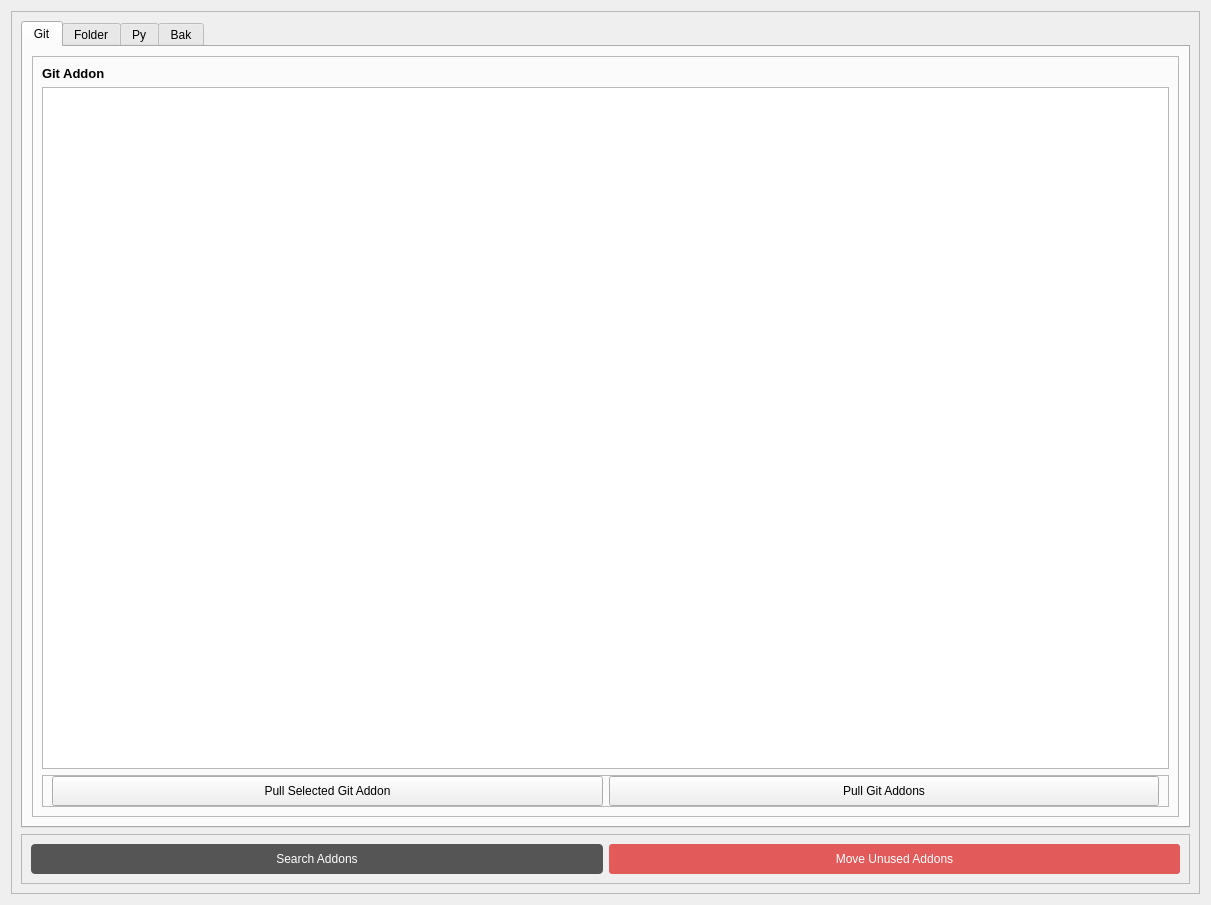
Qt form BlenderAddonManager.ui (arizeworks/AZBlenderAddonManager) before a commit.
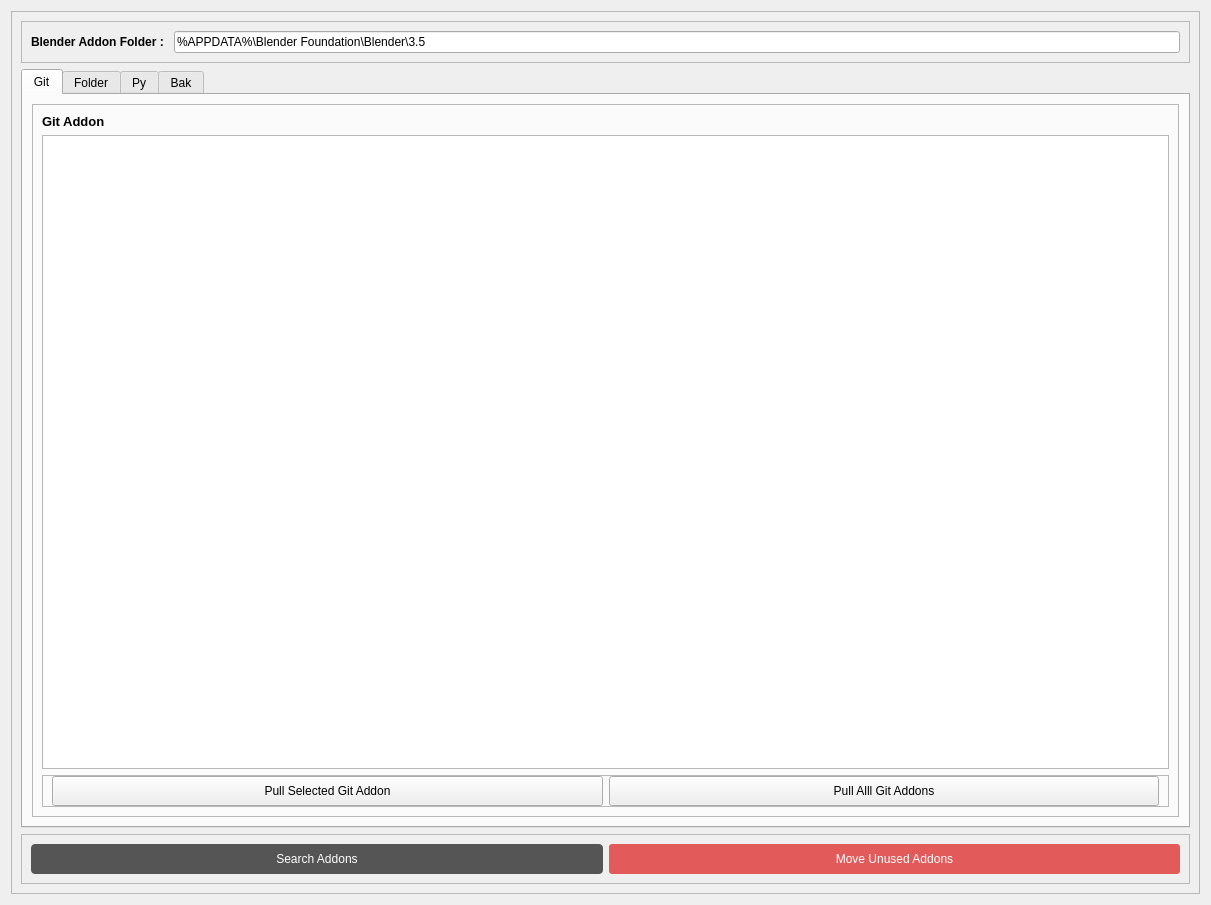
The same form after that commit. The open tabs and pages were chosen to show the change.

Patch:
```diff
--- a/BlenderAddonManager.ui
+++ b/BlenderAddonManager.ui
@@ -23,6 +23,37 @@
       <enum>QFrame::Raised</enum>
      </property>
      <layout class="QVBoxLayout" name="verticalLayout_41">
+      <item>
+       <widget class="QFrame" name="frame">
+        <property name="frameShape">
+         <enum>QFrame::StyledPanel</enum>
+        </property>
+        <property name="frameShadow">
+         <enum>QFrame::Raised</enum>
+        </property>
+        <layout class="QHBoxLayout" name="horizontalLayout">
+         <item>
+          <widget class="QLabel" name="label">
+           <property name="font">
+            <font>
+             <bold>true</bold>
+            </font>
+           </property>
+           <property name="text">
+            <string>Blender Addon Folder : </string>
+           </property>
+          </widget>
+         </item>
+         <item>
+          <widget class="QLineEdit" name="lineEdit_addon_path">
+           <property name="text">
+            <string>%APPDATA%\Blender Foundation\Blender\3.5</string>
+           </property>
+          </widget>
+         </item>
+        </layout>
+       </widget>
+      </item>
       <item>
        <widget class="QTabWidget" name="tabWidget_3">
         <property name="currentIndex">
@@ -105,7 +136,7 @@
                    </size>
                   </property>
                   <property name="text">
-                   <string>Pull Git Addons</string>
+                   <string>Pull Alll Git Addons</string>
                   </property>
                  </widget>
                 </item>
```
Left out of the diff: 4 changed lines with no effect on the pictures.
